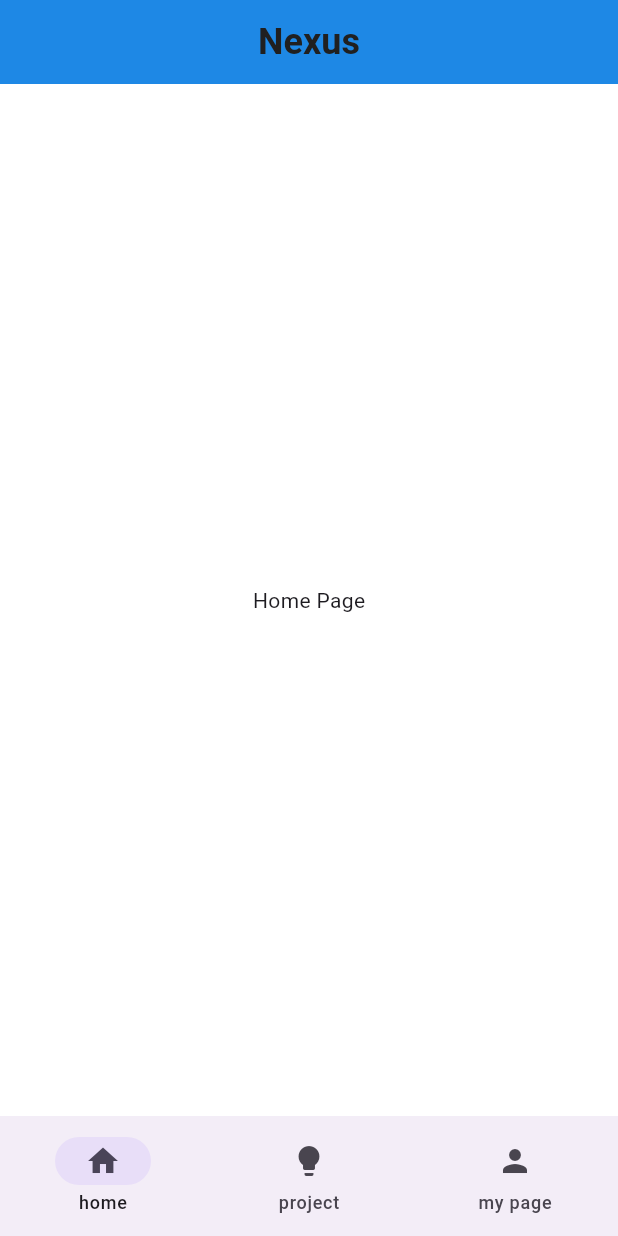
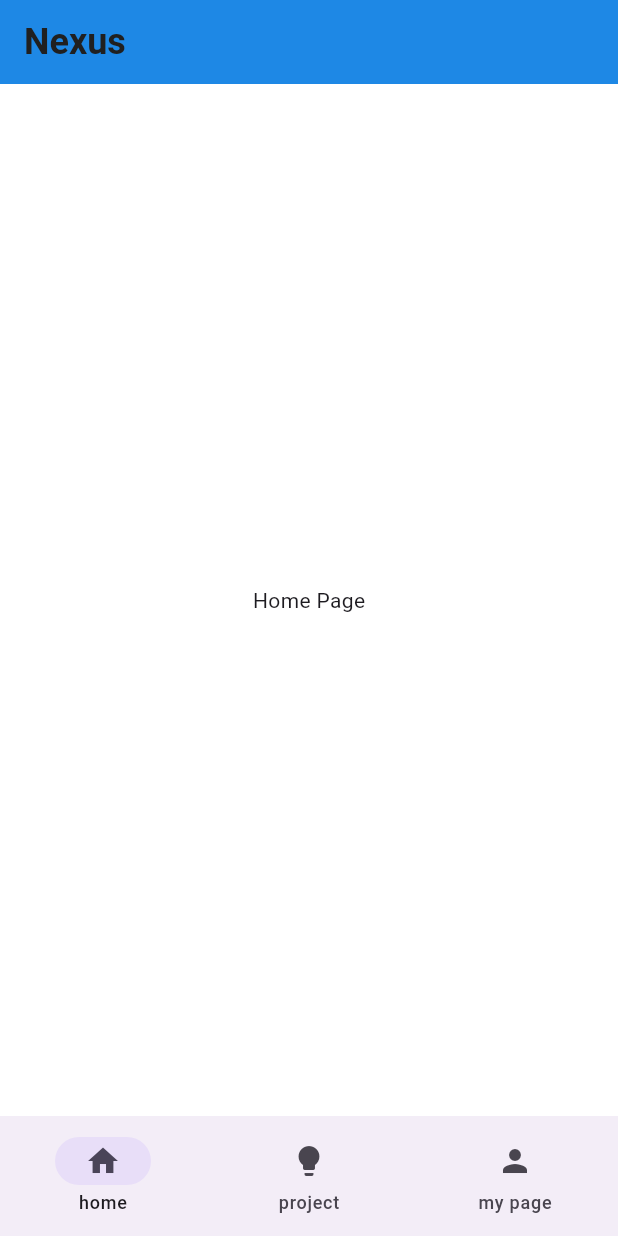
Before and after one commit to 976520/nexus-app, a Flutter app: the screen it shows after launch, on a phone screen of 412 x 824 dp. Run offline on Flutter 3.47's test engine with Material 3 defaults, Android fonts, the phone set to English and light mode, and no system bars.

```diff
--- a/lib/main.dart
+++ b/lib/main.dart
@@ -30,7 +30,7 @@ class App extends StatelessWidget {
             color: Color.fromRGBO(0x20, 0x20, 0x20, 1),
           ),
           titleMedium: const TextStyle(
-            fontSize: 16.0,
+            fontSize: 18.0,
             fontWeight: FontWeight.bold,
             color: Color.fromRGBO(0x20, 0x20, 0x20, 1),
           ),
@@ -64,9 +64,11 @@ class Header extends StatelessWidget implements PreferredSizeWidget {
   Widget build(BuildContext context) {
     final ThemeData theme = Theme.of(context);
     return AppBar(
-      title: Text('Nexus', style: theme.textTheme.titleLarge),
+      title: Text(
+        'Nexus',
+        style: theme.textTheme.titleLarge,
+      ),
       backgroundColor: theme.primaryColor,
-      centerTitle: true,
     );
   }
 
```
